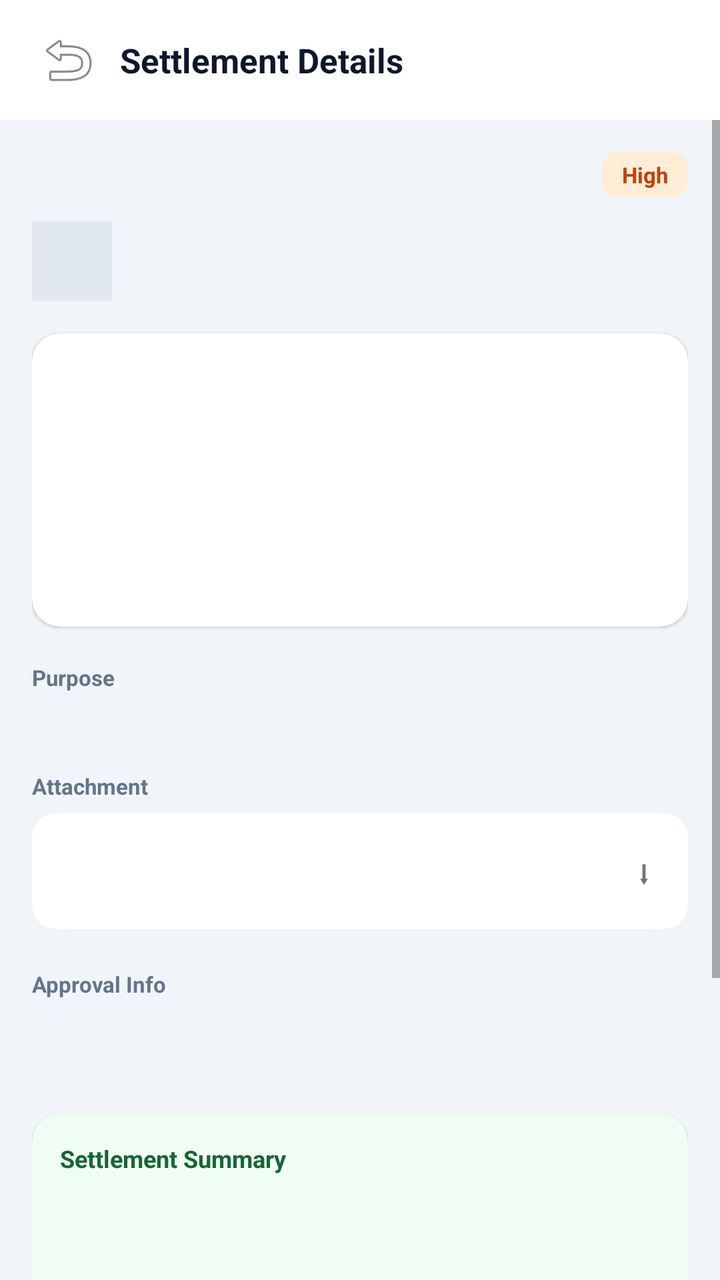
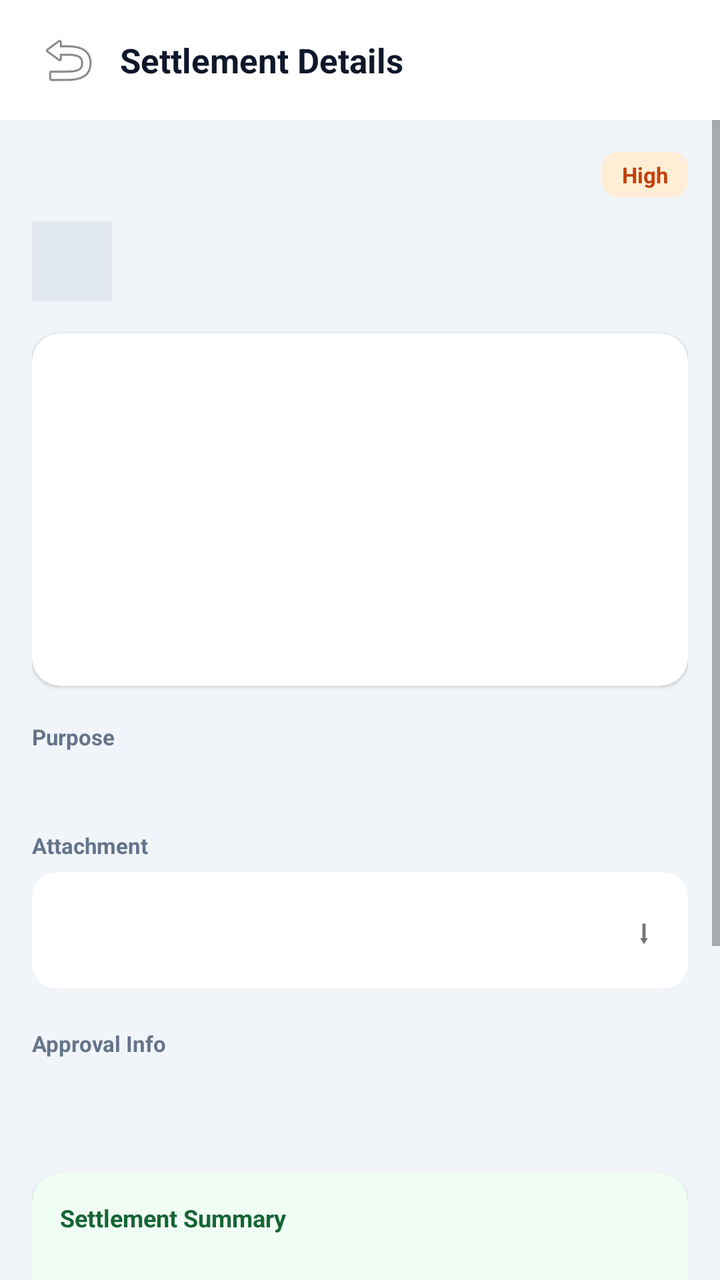

Screens rendered from an Android XML layout before and after an edit, with the pre-edit source and the edit as a unified diff.
<!-- AndroidManifest.xml: application theme Theme.DataBridge -->
<!-- res/layout/fragment_petty_cash_settlement_details.xml -->
<?xml version="1.0" encoding="utf-8"?>
<FrameLayout
    xmlns:android="http://schemas.android.com/apk/res/android"
    xmlns:app="http://schemas.android.com/apk/res-auto"
    android:layout_width="match_parent"
    android:layout_height="match_parent"
    android:background="#F1F5F9">

    <LinearLayout
        android:layout_width="match_parent"
        android:layout_height="match_parent"
        android:orientation="vertical">

        
        <LinearLayout
            android:layout_width="match_parent"
            android:layout_height="wrap_content"
            android:orientation="horizontal"
            android:gravity="center_vertical"
            android:paddingHorizontal="16dp"
            android:paddingVertical="12dp"
            android:background="#FFFFFF">

            <ImageButton
                android:id="@+id/btnPcDetailBack"
                android:layout_width="36dp"
                android:layout_height="36dp"
                android:src="@android:drawable/ic_menu_revert"
                android:background="?attr/selectableItemBackgroundBorderless"
                android:contentDescription="Back" />

            <TextView
                android:layout_width="0dp"
                android:layout_weight="1"
                android:layout_height="wrap_content"
                android:text="Settlement Details"
                android:textSize="17sp"
                android:textStyle="bold"
                android:textColor="#0F172A"
                android:layout_marginStart="8dp" />
        </LinearLayout>

        <ProgressBar
            android:id="@+id/pbPcDetailLoading"
            android:layout_width="wrap_content"
            android:layout_height="wrap_content"
            android:layout_gravity="center"
            android:layout_marginTop="60dp"
            android:visibility="gone" />

        <LinearLayout
            android:id="@+id/layoutPcDetailError"
            android:layout_width="match_parent"
            android:layout_height="wrap_content"
            android:orientation="vertical"
            android:gravity="center"
            android:padding="24dp"
            android:visibility="gone">

            <TextView
                android:id="@+id/tvPcDetailError"
                android:layout_width="wrap_content"
                android:layout_height="wrap_content"
                android:textColor="#B91C1C"
                android:gravity="center" />

            <Button
                android:id="@+id/btnPcDetailRetry"
                android:layout_width="wrap_content"
                android:layout_height="wrap_content"
                android:layout_marginTop="12dp"
                android:text="Retry"
                android:textAllCaps="false" />
        </LinearLayout>

        <ScrollView
            android:id="@+id/scrollPcDetail"
            android:layout_width="match_parent"
            android:layout_height="0dp"
            android:layout_weight="1"
            android:fillViewport="true"
            android:clipToPadding="false"
            android:paddingBottom="16dp">

            <LinearLayout
                android:layout_width="match_parent"
                android:layout_height="wrap_content"
                android:orientation="vertical"
                android:padding="16dp">

                
                <LinearLayout
                    android:layout_width="match_parent"
                    android:layout_height="wrap_content"
                    android:orientation="horizontal"
                    android:gravity="center_vertical">

                    <TextView
                        android:id="@+id/tvPcDetailCode"
                        android:layout_width="0dp"
                        android:layout_weight="1"
                        android:layout_height="wrap_content"
                        android:textSize="16sp"
                        android:textStyle="bold"
                        android:textColor="#0F172A" />

                    <TextView
                        android:id="@+id/tvPcDetailPriority"
                        android:layout_width="wrap_content"
                        android:layout_height="wrap_content"
                        android:text="High"
                        android:textSize="11sp"
                        android:textStyle="bold"
                        android:textColor="#C2410C"
                        android:paddingHorizontal="10dp"
                        android:paddingVertical="4dp"
                        android:background="@drawable/bg_pc_badge_high" />
                </LinearLayout>

                
                <LinearLayout
                    android:layout_width="match_parent"
                    android:layout_height="wrap_content"
                    android:orientation="horizontal"
                    android:gravity="center_vertical"
                    android:layout_marginTop="12dp">

                    <TextView
                        android:id="@+id/tvPcDetailWorkerInitial"
                        android:layout_width="40dp"
                        android:layout_height="40dp"
                        android:gravity="center"
                        android:textSize="15sp"
                        android:textStyle="bold"
                        android:textColor="#334155"
                        android:background="#E2E8F0" />

                    <LinearLayout
                        android:layout_width="0dp"
                        android:layout_weight="1"
                        android:layout_height="wrap_content"
                        android:orientation="vertical"
                        android:layout_marginStart="10dp">

                        <TextView
                            android:id="@+id/tvPcDetailWorkerName"
                            android:layout_width="wrap_content"
                            android:layout_height="wrap_content"
                            android:textSize="14sp"
                            android:textStyle="bold"
                            android:textColor="#0F172A" />

                        <TextView
                            android:id="@+id/tvPcDetailWorkerRole"
                            android:layout_width="wrap_content"
                            android:layout_height="wrap_content"
                            android:textSize="12sp"
                            android:textColor="#94A3B8" />
                    </LinearLayout>
                </LinearLayout>

                
                <androidx.cardview.widget.CardView
                    android:layout_width="match_parent"
                    android:layout_height="wrap_content"
                    android:layout_marginTop="16dp"
                    app:cardCornerRadius="14dp"
                    app:cardElevation="1dp">

                    <LinearLayout
                        android:layout_width="match_parent"
                        android:layout_height="wrap_content"
                        android:orientation="vertical"
                        android:padding="14dp">

                        <include layout="@layout/item_petty_cash_detail_row" android:id="@+id/rowPcCategory" />
                        <include layout="@layout/item_petty_cash_detail_row" android:id="@+id/rowPcAmount" />
                        <include layout="@layout/item_petty_cash_detail_row" android:id="@+id/rowPcRequestedOn" />
                        <include layout="@layout/item_petty_cash_detail_row" android:id="@+id/rowPcCategoryExtra" />
                    </LinearLayout>
                </androidx.cardview.widget.CardView>

                
                <TextView
                    android:layout_width="wrap_content"
                    android:layout_height="wrap_content"
                    android:text="Purpose"
                    android:textSize="11sp"
                    android:textStyle="bold"
                    android:textColor="#64748B"
                    android:layout_marginTop="18dp" />

                <TextView
                    android:id="@+id/tvPcDetailPurpose"
                    android:layout_width="match_parent"
                    android:layout_height="wrap_content"
                    android:layout_marginTop="4dp"
                    android:textSize="13sp"
                    android:textColor="#334155"
                    android:lineSpacingExtra="3dp" />

                
                <TextView
                    android:layout_width="wrap_content"
                    android:layout_height="wrap_content"
                    android:text="Attachment"
                    android:textSize="11sp"
                    android:textStyle="bold"
                    android:textColor="#64748B"
                    android:layout_marginTop="18dp" />

                <androidx.cardview.widget.CardView
                    android:layout_width="match_parent"
                    android:layout_height="wrap_content"
                    android:layout_marginTop="6dp"
                    app:cardCornerRadius="12dp"
                    app:cardElevation="1dp">

                    <LinearLayout
                        android:layout_width="match_parent"
                        android:layout_height="wrap_content"
                        android:orientation="horizontal"
                        android:gravity="center_vertical"
                        android:padding="12dp">

                        <TextView
                            android:id="@+id/tvPcDetailAttachmentName"
                            android:layout_width="0dp"
                            android:layout_weight="1"
                            android:layout_height="wrap_content"
                            android:textSize="13sp"
                            android:textColor="#334155" />

                        <TextView
                            android:id="@+id/btnPcDetailAttachmentView"
                            android:layout_width="wrap_content"
                            android:layout_height="wrap_content"
                            android:text="\u2B07"
                            android:textSize="16sp"
                            android:padding="6dp" />
                    </LinearLayout>
                </androidx.cardview.widget.CardView>

                
                <TextView
                    android:layout_width="wrap_content"
                    android:layout_height="wrap_content"
                    android:text="Approval Info"
                    android:textSize="11sp"
                    android:textStyle="bold"
                    android:textColor="#64748B"
                    android:layout_marginTop="20dp" />

                <LinearLayout
                    android:id="@+id/layoutPcApprovalSteps"
                    android:layout_width="match_parent"
                    android:layout_height="wrap_content"
                    android:orientation="vertical"
                    android:layout_marginTop="8dp" />

                
                <include layout="@layout/item_petty_cash_detail_row" android:id="@+id/rowPcPocComment"
                    android:layout_width="match_parent"
                    android:layout_height="wrap_content"
                    android:layout_marginTop="12dp" />

                <androidx.cardview.widget.CardView
                    android:id="@+id/cardPcSettlementSummary"
                    android:layout_width="match_parent"
                    android:layout_height="wrap_content"
                    android:layout_marginTop="8dp"
                    app:cardCornerRadius="14dp"
                    app:cardElevation="1dp"
                    app:cardBackgroundColor="#F0FDF4">

                    <LinearLayout
                        android:layout_width="match_parent"
                        android:layout_height="wrap_content"
                        android:orientation="vertical"
                        android:padding="14dp">

                        <TextView
                            android:layout_width="wrap_content"
                            android:layout_height="wrap_content"
                            android:text="Settlement Summary"
                            android:textSize="12sp"
                            android:textStyle="bold"
                            android:textColor="#166534"
                            android:layout_marginBottom="6dp" />

                        <include layout="@layout/item_petty_cash_detail_row" android:id="@+id/rowPcSummaryRequestAmount" />
                        <include layout="@layout/item_petty_cash_detail_row" android:id="@+id/rowPcSummaryApprovedAmount" />
                    </LinearLayout>
                </androidx.cardview.widget.CardView>

                
                <LinearLayout
                    android:id="@+id/layoutPcDetailApprovedAmount"
                    android:layout_width="match_parent"
                    android:layout_height="wrap_content"
                    android:orientation="vertical"
                    android:layout_marginTop="20dp"
                    android:visibility="gone">

                    <TextView
                        android:layout_width="wrap_content"
                        android:layout_height="wrap_content"
                        android:text="Approved Amount"
                        android:textSize="11sp"
                        android:textStyle="bold"
                        android:textColor="#64748B" />

                    <EditText
                        android:id="@+id/etPcDetailApprovedAmount"
                        android:layout_width="match_parent"
                        android:layout_height="wrap_content"
                        android:inputType="numberDecimal"
                        android:layout_marginTop="6dp"
                        android:paddingHorizontal="12dp"
                        android:paddingVertical="10dp"
                        android:textSize="13sp"
                        android:background="@drawable/bg_pc_input"
                        android:hint="Amount" />
                </LinearLayout>

                
                <LinearLayout
                    android:id="@+id/layoutPcDetailComment"
                    android:layout_width="match_parent"
                    android:layout_height="wrap_content"
                    android:orientation="vertical"
                    android:layout_marginTop="20dp"
                    android:visibility="gone">

                    <TextView
                        android:layout_width="wrap_content"
                        android:layout_height="wrap_content"
                        android:text="Add Comment (Optional)"
                        android:textSize="11sp"
                        android:textStyle="bold"
                        android:textColor="#64748B" />

                    <EditText
                        android:id="@+id/etPcDetailComment"
                        android:layout_width="match_parent"
                        android:layout_height="wrap_content"
                        android:minLines="2"
                        android:gravity="top|start"
                        android:layout_marginTop="6dp"
                        android:padding="12dp"
                        android:textSize="13sp"
                        android:background="@drawable/bg_pc_input"
                        android:hint="Write a comment…" />
                </LinearLayout>

                
                <androidx.cardview.widget.CardView
                    android:id="@+id/cardPcDetailSettleForm"
                    android:layout_width="match_parent"
                    android:layout_height="wrap_content"
                    android:layout_marginTop="20dp"
                    app:cardCornerRadius="14dp"
                    app:cardElevation="1dp"
                    android:visibility="gone">

                    <LinearLayout
                        android:layout_width="match_parent"
                        android:layout_height="wrap_content"
                        android:orientation="vertical"
                        android:padding="14dp">

                        <TextView
                            android:layout_width="wrap_content"
                            android:layout_height="wrap_content"
                            android:text="Settlement"
                            android:textSize="12sp"
                            android:textStyle="bold"
                            android:textColor="#166534"
                            android:layout_marginBottom="8dp" />

                        <TextView
                            android:layout_width="wrap_content"
                            android:layout_height="wrap_content"
                            android:text="Payment Method"
                            android:textSize="11sp"
                            android:textColor="#64748B" />

                        <Spinner
                            android:id="@+id/spinnerPcSettlePaymentMethod"
                            android:layout_width="match_parent"
                            android:layout_height="wrap_content"
                            android:layout_marginTop="4dp"
                            android:background="@drawable/bg_pc_input"
                            android:paddingHorizontal="10dp" />

                        <TextView
                            android:layout_width="wrap_content"
                            android:layout_height="wrap_content"
                            android:text="Settle Amount"
                            android:textSize="11sp"
                            android:textColor="#64748B"
                            android:layout_marginTop="10dp" />

                        <EditText
                            android:id="@+id/etPcSettleAmount"
                            android:layout_width="match_parent"
                            android:layout_height="wrap_content"
                            android:layout_marginTop="4dp"
                            android:paddingHorizontal="12dp"
                            android:paddingVertical="10dp"
                            android:textSize="13sp"
                            android:inputType="numberDecimal"
                            android:background="@drawable/bg_pc_input" />

                        <include layout="@layout/item_petty_cash_detail_row" android:id="@+id/rowPcSettleDate" />

                        <TextView
                            android:layout_width="wrap_content"
                            android:layout_height="wrap_content"
                            android:text="Transaction ID / Ref (Optional)"
                            android:textSize="11sp"
                            android:textColor="#64748B"
                            android:layout_marginTop="10dp" />

                        <EditText
                            android:id="@+id/etPcSettleTrxId"
                            android:layout_width="match_parent"
                            android:layout_height="wrap_content"
                            android:layout_marginTop="4dp"
                            android:paddingHorizontal="12dp"
                            android:paddingVertical="10dp"
                            android:textSize="13sp"
                            android:background="@drawable/bg_pc_input"
                            android:hint="Leave blank to auto-generate" />
                    </LinearLayout>
                </androidx.cardview.widget.CardView>

                
                <Button
                    android:id="@+id/btnPcDetailSettleNow"
                    android:layout_width="match_parent"
                    android:layout_height="wrap_content"
                    android:layout_marginTop="20dp"
                    android:text="Settle Now"
                    android:textAllCaps="false"
                    android:textStyle="bold"
                    android:textColor="#FFFFFF"
                    android:backgroundTint="#059669"
                    android:paddingVertical="12dp" />

                <Button
                    android:id="@+id/btnPcDetailReject"
                    android:layout_width="match_parent"
                    android:layout_height="wrap_content"
                    android:layout_marginTop="10dp"
                    android:text="Reject"
                    android:textAllCaps="false"
                    android:textStyle="bold"
                    android:textColor="#DC2626"
                    android:backgroundTint="#FEE2E2"
                    android:paddingVertical="12dp" />

                <Button
                    android:id="@+id/btnPcDetailHoldReturn"
                    android:layout_width="match_parent"
                    android:layout_height="wrap_content"
                    android:layout_marginTop="10dp"
                    android:text="Hold / Return"
                    android:textAllCaps="false"
                    android:textStyle="bold"
                    android:textColor="#C2410C"
                    android:backgroundTint="#FFF7ED"
                    android:paddingVertical="12dp"
                    android:visibility="gone" />

                
                <LinearLayout
                    android:id="@+id/layoutPcDetailEditDelete"
                    android:layout_width="match_parent"
                    android:layout_height="wrap_content"
                    android:orientation="horizontal"
                    android:layout_marginTop="10dp"
                    android:visibility="gone">

                    <Button
                        android:id="@+id/btnPcDetailEdit"
                        android:layout_width="0dp"
                        android:layout_weight="1"
                        android:layout_height="wrap_content"
                        android:layout_marginEnd="6dp"
                        android:text="Edit"
                        android:textAllCaps="false"
                        android:textStyle="bold"
                        android:textColor="#334155"
                        android:backgroundTint="#F1F5F9"
                        android:paddingVertical="12dp" />

                    <Button
                        android:id="@+id/btnPcDetailDelete"
                        android:layout_width="0dp"
                        android:layout_weight="1"
                        android:layout_height="wrap_content"
                        android:layout_marginStart="6dp"
                        android:text="Delete"
                        android:textAllCaps="false"
                        android:textStyle="bold"
                        android:textColor="#DC2626"
                        android:backgroundTint="#FEE2E2"
                        android:paddingVertical="12dp" />
                </LinearLayout>

            </LinearLayout>
        </ScrollView>
    </LinearLayout>
</FrameLayout>
<!-- res/layout/item_petty_cash_detail_row.xml (included above) -->
<?xml version="1.0" encoding="utf-8"?>
<LinearLayout
    xmlns:android="http://schemas.android.com/apk/res/android"
    android:layout_width="match_parent"
    android:layout_height="wrap_content"
    android:orientation="horizontal"
    android:gravity="center_vertical"
    android:paddingVertical="6dp">

    <TextView
        android:id="@+id/tvDetailRowLabel"
        android:layout_width="0dp"
        android:layout_weight="1"
        android:layout_height="wrap_content"
        android:textSize="13sp"
        android:textColor="#64748B" />

    <TextView
        android:id="@+id/tvDetailRowValue"
        android:layout_width="wrap_content"
        android:layout_height="wrap_content"
        android:textSize="13sp"
        android:textStyle="bold"
        android:textColor="#0F172A" />
</LinearLayout>
<!-- resources referenced by this layout -->
<resources>
  <!-- drawable bg_pc_badge_high (drawable) -->
  <?xml version="1.0" encoding="utf-8"?>
  <shape xmlns:android="http://schemas.android.com/apk/res/android"
      android:shape="rectangle">
      <solid android:color="#FFEDD5" />
      <corners android:radius="8dp" />
  </shape>
  <!-- drawable bg_pc_input (drawable) -->
  <?xml version="1.0" encoding="utf-8"?>
  <shape xmlns:android="http://schemas.android.com/apk/res/android"
      android:shape="rectangle">
      <solid android:color="#FFFFFF" />
      <stroke android:width="1.5dp" android:color="#E2E8F0" />
      <corners android:radius="10dp" />
  </shape>
  <style name="Theme.DataBridge" parent="Theme.MaterialComponents.DayNight.NoActionBar">
      <item name="colorPrimary">#00d4ff</item>
      <item name="colorPrimaryVariant">#16213e</item>
      <item name="colorOnPrimary">#ffffff</item>
      <item name="colorSecondary">#00d4ff</item>
      <item name="android:statusBarColor">#1a1a2e</item>
  </style>
</resources>

<!-- the commit's change to res/layout/fragment_petty_cash_settlement_details.xml (unified diff, before → after) -->
@@ -177,6 +177,7 @@
                         <include layout="@layout/item_petty_cash_detail_row" android:id="@+id/rowPcAmount" />
                         <include layout="@layout/item_petty_cash_detail_row" android:id="@+id/rowPcRequestedOn" />
                         <include layout="@layout/item_petty_cash_detail_row" android:id="@+id/rowPcCategoryExtra" />
+                        <include layout="@layout/item_petty_cash_detail_row" android:id="@+id/rowPcPickupCount" />
                     </LinearLayout>
                 </androidx.cardview.widget.CardView>
 
